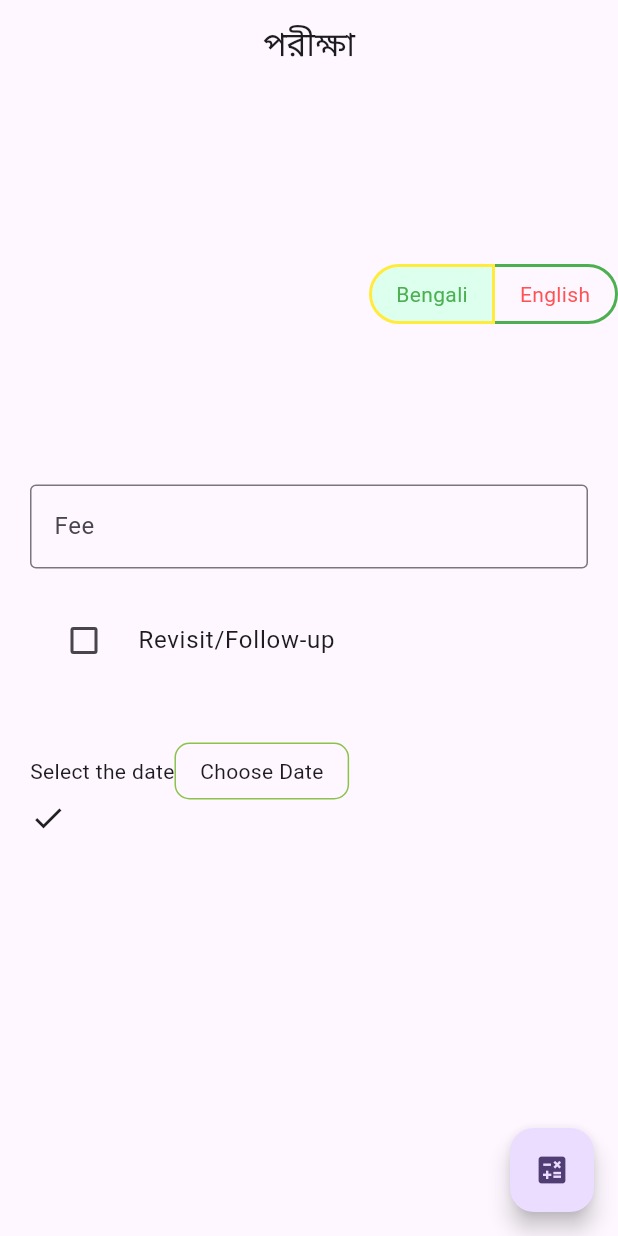
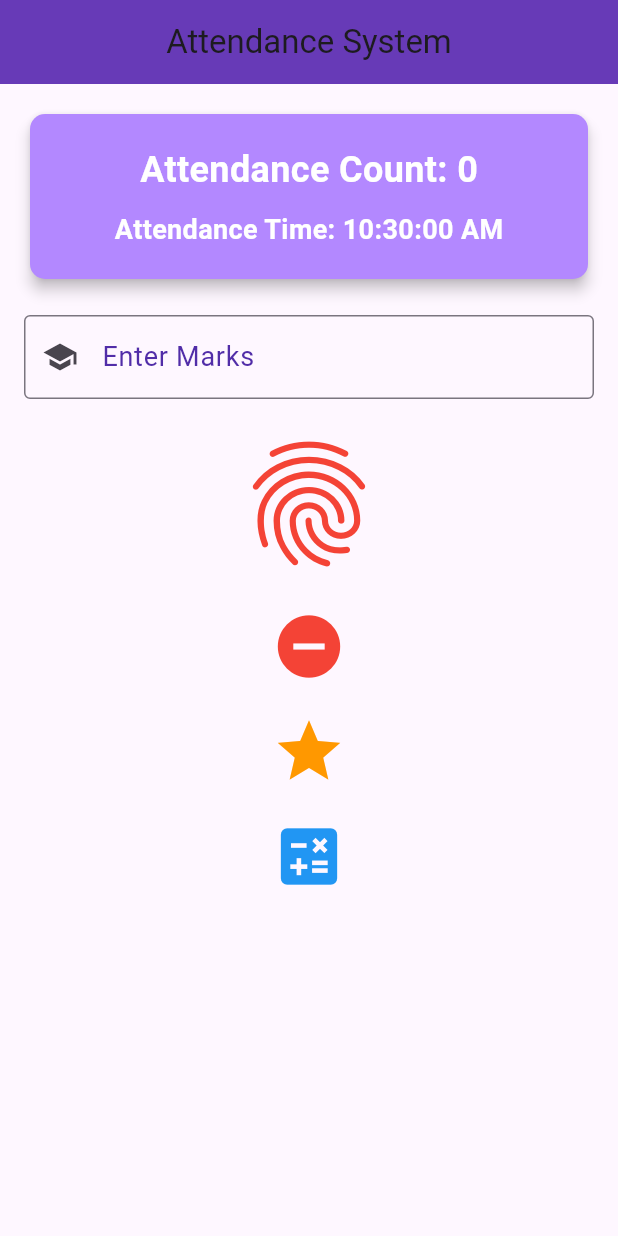
Before and after one commit to sharifdujee/language_change, a Flutter app: the screen it shows after launch, on a phone screen of 412 x 824 dp. Run offline on Flutter 3.47's test engine with Material 3 defaults, Android fonts, the phone set to English and light mode, and no system bars; our stand-ins replace bloc, firebase_core, firebase_messaging, firebase_storage, flutter_bloc, flutter_local_notifications and 4 more; accounts and stored records are empty; generated files the repository leaves out were written again.

Commit message:
parcel track and attendance system create using bloc

```diff
--- /dev/null
+++ b/lib/bloc/counter_cubit.dart
@@ -0,0 +1,104 @@
+import 'dart:async';
+import 'package:flutter_bloc/flutter_bloc.dart';
+import 'package:flutter/material.dart';
+import 'package:intl/intl.dart';  // Import intl for date formatting
+
+class CounterCubit extends Cubit<Map<String, dynamic>> {
+  CounterCubit()
+      : super({
+    'count': 0,
+    'iconColor': Colors.red,
+    'attendanceTime': _formatDateTime(DateTime.now())
+  });
+
+  Timer? _timer;
+
+  // Method for giving attendance
+  void present() {
+    final currentTime = DateTime.now();
+
+    // Update the attendance time regardless of the attendance state
+    emit({
+      'count': state['count']  , // Keep the previous count
+      'iconColor': Colors.green,
+      'attendanceTime': _formatDateTime(currentTime), // Update attendance time
+    });
+
+    _timer?.cancel();
+
+    // Reset the timer to update icon color back to red after 24 hours
+    _timer = Timer(_calculateRemainingTime(), () {
+      emit({
+        'count': state['count'] +1, // Keep the previous count
+        'iconColor': Colors.red,
+        'attendanceTime': _formatDateTime(currentTime), // Update attendance time
+      });
+    });
+  }
+
+  // Method to calculate remaining time until midnight
+  Duration _calculateRemainingTime() {
+    final now = DateTime.now();
+    final midnight = DateTime(now.year, now.month, now.day).add(const Duration(days: 1));
+    return midnight.difference(now);
+  }
+
+  // Date formatting method (hh:mm:ss a)
+  static String _formatDateTime(DateTime dateTime) {
+    return DateFormat('hh:mm:ss a').format(dateTime); // Format as hour, minutes, seconds, and AM/PM
+  }
+
+  // Method for taking away attendance
+  void absent() {
+    _timer?.cancel();
+    emit({
+      'count': state['count'] -1, // Count remains the same
+      'iconColor': Colors.red,
+      'attendanceTime': state['attendanceTime'] // Keep the previous attendance time
+    });
+  }
+
+  // Calculate Grade based on marks
+  String calculateGradeLetter(int marks) {
+    if (marks >= 80) {
+      return "A+";
+    } else if (marks >= 70) {
+      return "A";
+    } else if (marks >= 60) {
+      return "A-";
+    } else if (marks >= 50) {
+      return "B";
+    } else if (marks >= 40) {
+      return "C";
+    } else if (marks >= 33) {
+      return "D";
+    } else {
+      return "F";
+    }
+  }
+
+  // Calculate Grade Point based on marks
+  String gradePoint(int marks) {
+    switch (marks ~/ 10) {
+      case 10:
+      case 9:
+      case 8:
+        return '5.00';
+      case 7:
+        return '4.00';
+      case 6:
+        return '3.50';
+      case 5:
+        return '3.00';
+      case 4:
+        return '2.00';
+      case 3:
+        if (marks >= 33) {
+          return '1.00';
+        }
+        return '0.00';
+      default:
+        return '0.00';
+    }
+  }
+}
--- a/lib/main.dart
+++ b/lib/main.dart
@@ -1,13 +1,20 @@
 import 'package:firebase_core/firebase_core.dart';
 import 'package:flutter/material.dart';
+import 'package:flutter_bloc/flutter_bloc.dart';
+import 'package:go_router/go_router.dart';
+import 'package:weather/UI/public_data/parcel_tracker.dart';
 
 import 'package:weather/UI/screen_one.dart';
+import 'package:weather/bloc/counter_cubit.dart';
 import 'package:weather/firebase_options.dart';
 import 'package:weather/firebase_push_notification/firebase_api.dart';
 import 'package:path_provider/path_provider.dart' as pathProvider;
 import 'package:hive/hive.dart';
 import 'package:flutter_gen/gen_l10n/app_localizations.dart';
 import 'package:flutter_localizations/flutter_localizations.dart';
+import 'package:weather/screen/counter_page.dart';
+import 'package:weather/shared/routes.dart';
+import 'package:bloc/bloc.dart';
 
 
 final navigatorKey = GlobalKey<NavigatorState>();
@@ -73,6 +80,9 @@ class _MyAppState extends State<MyApp> {
   @override
   Widget build(BuildContext context) {
     return MaterialApp(
+
+      //MaterialApp.router
+      //routes: screenRoute,
       debugShowCheckedModeBanner: false,
       title: 'Flutter Demo',
       locale: _locale,
@@ -90,8 +100,22 @@ class _MyAppState extends State<MyApp> {
         colorScheme: ColorScheme.fromSeed(seedColor: Colors.deepPurple),
         useMaterial3: true,
       ),
-      navigatorKey: navigatorKey,
-      home: const ScreenOne(),
+       //home:  DeliveryTrackerScreen()
+      home: BlocProvider(
+         lazy: false,
+        create: (_) => CounterCubit(),
+    child: const CounterPage(),
+    ),
+      /*navigatorKey: navigatorKey,
+      home: const ScreenOne(),*/
     );
   }
 }
+
+/*final router = GoRouter(routes: [
+  GoRoute(path: 'https://sharifdeveloper.com/',
+  builder: (_, __)=> Scaffold(
+    appBar: AppBar(),
+  )),
+
+]);*/
--- /dev/null
+++ b/lib/screen/counter_page.dart
@@ -0,0 +1,123 @@
+import 'package:flutter/material.dart';
+import 'package:flutter_bloc/flutter_bloc.dart';
+import 'package:weather/bloc/counter_cubit.dart';
+// Update this to your actual path
+
+class CounterPage extends StatelessWidget {
+  const CounterPage({super.key});
+
+  @override
+  Widget build(BuildContext context) {
+    final TextEditingController markController = TextEditingController();
+
+    return Scaffold(
+      appBar: AppBar(
+        title: const Text('Attendance System'),
+        centerTitle: true,
+        backgroundColor: Colors.deepPurple,
+      ),
+      body: Padding(
+        padding: const EdgeInsets.all(16.0),
+        child: Column(
+          crossAxisAlignment: CrossAxisAlignment.stretch,
+          children: [
+            // A card to display the attendance count and time
+            Card(
+              shape: RoundedRectangleBorder(
+                borderRadius: BorderRadius.circular(10),
+              ),
+              elevation: 4,
+              color: Colors.deepPurpleAccent.shade100,
+              child: Padding(
+                padding: const EdgeInsets.all(20.0),
+                child: BlocBuilder<CounterCubit, Map<String, dynamic>>(
+                  builder: (context, state) => Center(
+                    child: Column(
+                      children: [
+                        Text(
+                          'Attendance Count: ${state['count']}',
+                          style: const TextStyle(
+                            fontSize: 24,
+                            fontWeight: FontWeight.bold,
+                            color: Colors.white,
+                          ),
+                        ),
+                        const SizedBox(height: 10),
+                        Text(
+                          'Attendance Time: ${state['attendanceTime']}',
+                          style: const TextStyle(
+                            fontSize: 18,
+                            fontWeight: FontWeight.bold,
+                            color: Colors.white,
+                          ),
+                        ),
+                      ],
+                    ),
+                  ),
+                ),
+              ),
+            ),
+            const SizedBox(height: 20),
+            // Input for marks with a label
+            TextField(
+              controller: markController,
+              decoration: InputDecoration(
+                labelText: 'Enter Marks',
+                labelStyle: TextStyle(
+                  color: Colors.deepPurple.shade700,
+                  fontSize: 18,
+                ),
+                border: const OutlineInputBorder(),
+                prefixIcon: const Icon(Icons.school),
+              ),
+              keyboardType: TextInputType.number,
+            ),
+            const SizedBox(height: 20),
+            // Grade Result Actions
+            Expanded(
+              child: Column(
+                children: [
+                  BlocBuilder<CounterCubit, Map<String, dynamic>>(
+                    builder: (context, state) => GestureDetector(
+                      child: Icon(Icons.fingerprint, size: 100, color: state['iconColor']),
+                      onTap: () => context.read<CounterCubit>().present(), // Call the method to give attendance
+                    ),
+                  ),
+                  const SizedBox(height: 20),
+                  GestureDetector(
+                    child: const Icon(Icons.remove_circle, size: 50, color: Colors.red),
+                    onTap: () => context.read<CounterCubit>().absent(), // Call the method to take attendance away
+                  ),
+                  const SizedBox(height: 20),
+                  GestureDetector(
+                    child: const Icon(Icons.grade_sharp, size: 50, color: Colors.orange),
+                    onTap: () {
+                      final marks = int.tryParse(markController.text) ?? 0;
+                      final grade = context.read<CounterCubit>().calculateGradeLetter(marks);
+                      ScaffoldMessenger.of(context).showSnackBar(SnackBar(
+                        content: Text('Grade: $grade'),
+                        backgroundColor: Colors.orangeAccent,
+                      ));
+                    },
+                  ),
+                  const SizedBox(height: 20),
+                  GestureDetector(
+                    child: const Icon(Icons.calculate, size: 50, color: Colors.blue),
+                    onTap: () {
+                      final marks = int.tryParse(markController.text) ?? 0;
+                      final gradePoint = context.read<CounterCubit>().gradePoint(marks);
+                      ScaffoldMessenger.of(context).showSnackBar(SnackBar(
+                        content: Text('Grade Point: $gradePoint'),
+                        backgroundColor: Colors.blueAccent,
+                      ));
+                    },
+                  ),
+                ],
+              ),
+            ),
+          ],
+        ),
+      ),
+    );
+  }
+}
--- a/lib/services/base_class.dart
+++ b/lib/services/base_class.dart
@@ -2,4 +2,5 @@
 class BaseClass{
 
   static const String API_BASE_URL = 'https://api.open-meteo.com/v1/forecast';
+  static const String PARCEL_TRACK_API = 'https://delivery.uuufoundation.xyz/api/delivery-tracker';
 }
--- /dev/null
+++ b/lib/shared/routes.dart
@@ -0,0 +1,11 @@
+
+
+import 'package:flutter/cupertino.dart';
+import 'package:weather/UI/screen_one.dart';
+import 'package:weather/UI/screen_two.dart';
+
+Map<String, WidgetBuilder> screenRoute = {
+  ScreenOne.route :(BuildContext context) => const ScreenOne(),
+  ScreenTwo.route2 : (BuildContext context) => const ScreenTwo()
+
+};
```
Also changed, not shown: lib/UI/public_data/parcel_tracker.dart (added, +166 -0 lines), lib/UI/screen_one.dart (+15 -1 lines), lib/UI/screen_two.dart (added, +25 -0 lines), lib/services/delivery_track.dart (added, +24 -0 lines), lib/shared/image_upload.dart (added, +158 -0 lines), pubspec.yaml (+7 -0 lines), assets/images/patho.png (added), pubspec.lock, 2 other files.
